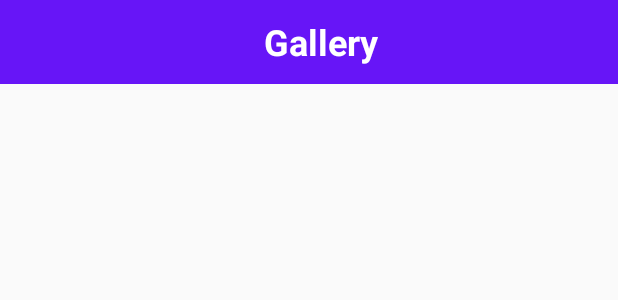
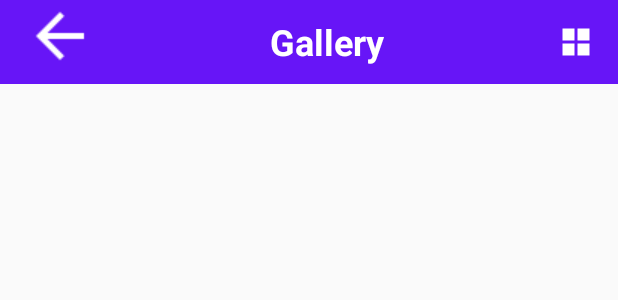
Before and after one commit to Turskyi/Pictures, an Android app: the layout toolbar.xml on its own in the app's theme, with its tools: preview values and no code run, on a phone screen of 412 x 824 dp. Shown: the top 300 px of the screen. Run offline under Robolectric (Android 15) with nearby library versions, the phone set to English and light mode, and no system bars.

Commit message:
toolbar with long name issue

```diff
--- a/app/src/main/java/com/turskyi/gallery/DetailActivity.kt
+++ b/app/src/main/java/com/turskyi/gallery/DetailActivity.kt
@@ -4,12 +4,17 @@ import android.graphics.BitmapFactory
 import android.os.Bundle
 import android.widget.ImageView
 import androidx.appcompat.app.AppCompatActivity
+import kotlinx.android.synthetic.main.toolbar.*
 
 class DetailActivity : AppCompatActivity() {
     private lateinit var aFileIV: ImageView
     override fun onCreate(savedInstanceState: Bundle?) {
         super.onCreate(savedInstanceState)
         setContentView(R.layout.activity_detail)
+
+        btn_arrow_back.setOnClickListener {
+            onBackPressed()
+        }
 
         aFileIV = findViewById(R.id.image_view_zoom)
         val aBundle: Bundle? = intent.extras
--- a/app/src/main/res/layout/toolbar.xml
+++ b/app/src/main/res/layout/toolbar.xml
@@ -1,19 +1,59 @@
 <?xml version="1.0" encoding="utf-8"?>
 <androidx.appcompat.widget.Toolbar
+        android:id="@+id/toolbar"
+        xmlns:tools="http://schemas.android.com/tools"
         xmlns:android="http://schemas.android.com/apk/res/android"
-        android:id="@+id/toolbar"
+        xmlns:app="http://schemas.android.com/apk/res-auto"
         android:layout_width="match_parent"
-        android:background="@color/colorPrimary"
+        android:background="?attr/colorPrimary"
         android:layout_height="?android:actionBarSize">
 
-    <TextView
-            android:id="@+id/toolbar_title"
+    <androidx.constraintlayout.widget.ConstraintLayout
             android:layout_width="match_parent"
             android:layout_height="match_parent"
-            android:text="@string/app_name"
-            android:textColor="#FFF"
-            android:gravity="center"
-            android:textSize="24sp"
-            android:textStyle="bold"/>
+            app:layout_constraintStart_toStartOf="parent"
+            app:layout_constraintEnd_toEndOf="parent">
+
+        <ImageButton
+                android:id="@+id/btn_arrow_back"
+                android:visibility="visible"
+                android:layout_width="wrap_content"
+                app:layout_constraintStart_toStartOf="parent"
+                app:layout_constraintEnd_toStartOf="@id/toolbar_title"
+                app:layout_constraintTop_toTopOf="parent"
+                android:layout_height="wrap_content"
+                app:srcCompat="@drawable/baseline_arrow_back_white_48dp"
+                android:background="#00000000"
+                app:layout_constraintHorizontal_chainStyle="spread_inside"
+                tools:ignore="ContentDescription"/>
+
+        <TextView
+                android:id="@+id/toolbar_title"
+                app:layout_constraintTop_toTopOf="parent"
+                app:layout_constraintStart_toEndOf="@+id/btn_arrow_back"
+                android:layout_width="wrap_content"
+                android:layout_height="?android:actionBarSize"
+                android:text="@string/app_name"
+                android:textColor="#FFF"
+                android:gravity="center"
+                android:textSize="24sp"
+                android:textStyle="bold"
+                app:layout_constraintBottom_toBottomOf="parent"
+                app:layout_constraintEnd_toStartOf="@+id/btn_view_changer"/>
+
+        <ImageButton
+                android:id="@+id/btn_view_changer"
+                app:layout_constraintStart_toEndOf="@id/toolbar_title"
+                app:layout_constraintTop_toTopOf="parent"
+                android:background="#00000000"
+                app:srcCompat="@drawable/ic_grid"
+                android:layout_height="?android:actionBarSize"
+                android:layout_width="wrap_content"
+                tools:ignore="ContentDescription"
+                android:layout_marginEnd="16dp"
+                app:layout_constraintEnd_toEndOf="parent"
+                app:layout_constraintBottom_toBottomOf="parent"/>
+
+    </androidx.constraintlayout.widget.ConstraintLayout>
 
 </androidx.appcompat.widget.Toolbar>
--- a/app/src/main/res/values/strings.xml
+++ b/app/src/main/res/values/strings.xml
@@ -5,4 +5,6 @@
     <string name="list">List</string>
     <string name="number_of_columns">1</string>
     <string name="folders">Folders</string>
+    <string name="arrow_back">arrow back</string>
+    <string name="grid">grid</string>
 </resources>
```
Also changed, not shown: app/src/main/java/com/turskyi/gallery/MainActivity.kt (+38 -14 lines), app/src/main/java/com/turskyi/gallery/adapters/GridRecyclerAdapter.kt (+5 -4 lines), app/src/main/java/com/turskyi/gallery/adapters/ListRecyclerAdapter.kt (+6 -2 lines), app/src/main/res/layout/activity_main.xml (+4 -31 lines), app/src/main/res/drawable/any_language.webp (deleted), app/src/main/res/drawable/balcony.webp (deleted), app/src/main/res/drawable/baseline_arrow_back_white_48dp.png (added), app/src/main/res/drawable/cabinet.webp (deleted), app/src/main/res/drawable/edward_hopper_rooms_by_the_sea.webp (deleted), app/src/main/res/drawable/gun.webp (deleted), app/src/main/res/drawable/ic_grid.png (added), app/src/main/res/drawable/ic_view_list_white.png (added), app/src/main/res/drawable/projector.webp (deleted).
